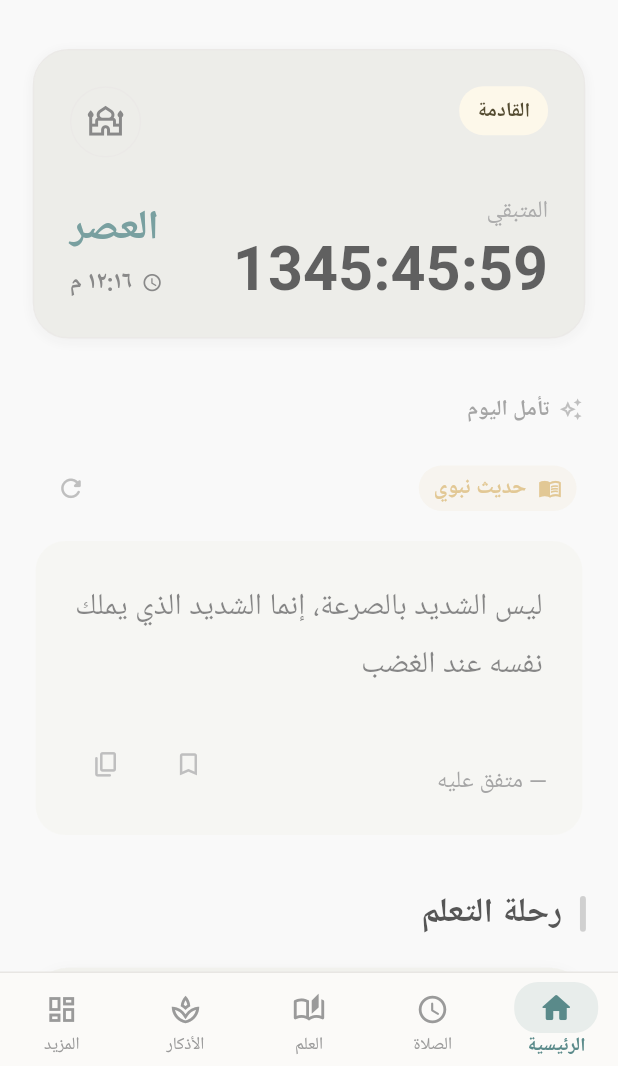
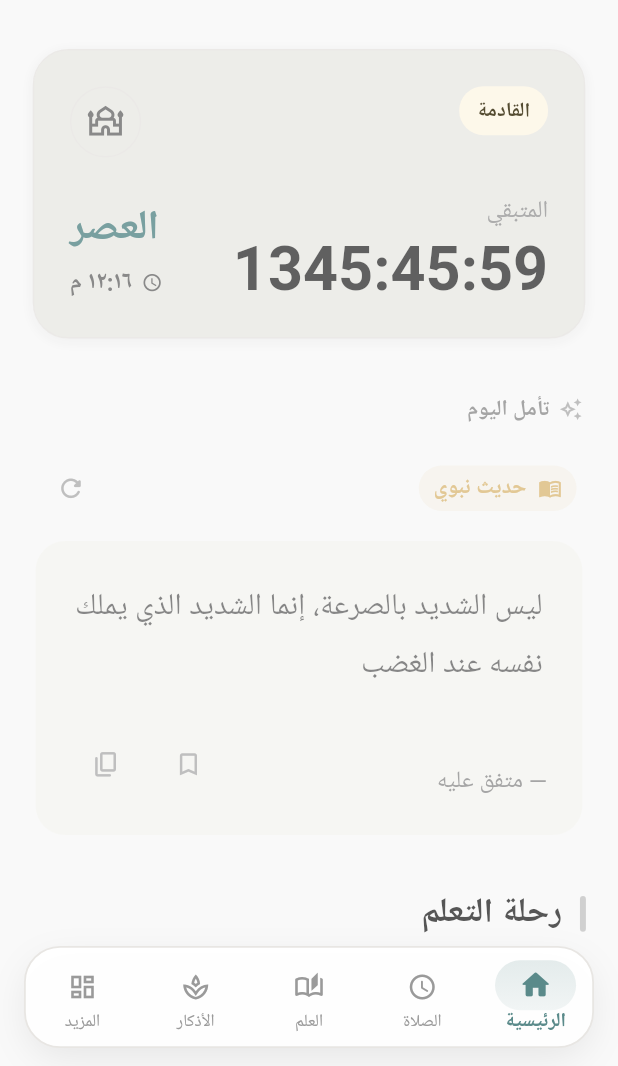
Before and after one commit to wacim-abdellli/talib_ilm, a Flutter app: the screen it shows after launch, on a phone screen of 412 x 824 dp, the part 170-1236 px from its top. Run offline on Flutter 3.47's test engine with Material 3 defaults, Android fonts, the phone set to English and light mode, and no system bars; our stand-ins replace adhan, flutter_compass, flutter_local_notifications, flutter_timezone, geocoding, geolocator and 9 more; missing offline and left inert: quran, quran_library, syncfusion_flutter_pdfviewer; accounts and stored records are empty; network calls fail; Roboto replaces fonts that are missing (Cairo); project files that could hold a hidden picture were left out.

Commit message:
feat(ui): elevate bottom navigation to floating frosted-glass dock with glowing indicators

```diff
--- a/lib/shared/navigation/app_shell.dart
+++ b/lib/shared/navigation/app_shell.dart
@@ -1,7 +1,6 @@
 import 'package:flutter/material.dart';
 import 'package:flutter/services.dart';
 
-import '../../app/theme/app_colors.dart';
 import '../../app/theme/app_ui.dart';
 import '../../app/theme/theme_colors.dart';
 
@@ -59,8 +58,6 @@ class _AppShellState extends State<AppShell> {
     ];
 
     final isDark = context.isDark;
-    final navBg = isDark ? AppColors.darkBackground : AppColors.background;
-    final navBorder = context.outlineVariantColor;
 
     return Scaffold(
       extendBody: true,
@@ -75,15 +72,32 @@ class _AppShellState extends State<AppShell> {
           );
         }),
       ),
-      bottomNavigationBar: Container(
+      bottomNavigationBar: SafeArea(
+        top: false,
+        child: Padding(
+          padding: const EdgeInsets.fromLTRB(16, 0, 16, 12),
+          child: Container(
+            height: 68,
             decoration: BoxDecoration(
-          color: navBg,
-          border: Border(top: BorderSide(color: navBorder, width: 1)),
+              color: isDark
+                  ? const Color(0xFF182222).withValues(alpha: 0.95)
+                  : Colors.white.withValues(alpha: 0.96),
+              borderRadius: BorderRadius.circular(24),
+              border: Border.all(
+                color: isDark
+                    ? context.primaryColor.withValues(alpha: 0.25)
+                    : context.outlineVariantColor,
+                width: 1.2,
               ),
-        child: SafeArea(
-          top: false,
-          child: SizedBox(
-            height: 62,
+              boxShadow: [
+                BoxShadow(
+                  color: Colors.black.withValues(alpha: isDark ? 0.45 : 0.08),
+                  blurRadius: 20,
+                  offset: const Offset(0, 8),
+                  spreadRadius: -2,
+                ),
+              ],
+            ),
             child: Row(
               mainAxisAlignment: MainAxisAlignment.spaceEvenly,
               children: [
@@ -144,6 +158,10 @@ class _AppShellState extends State<AppShell> {
           setState(() => _currentIndex = index);
         },
         behavior: HitTestBehavior.opaque,
+        child: AnimatedScale(
+          scale: isActive ? 1.04 : 1.0,
+          duration: const Duration(milliseconds: 200),
+          curve: Curves.easeOutCubic,
           child: Column(
             mainAxisAlignment: MainAxisAlignment.center,
             mainAxisSize: MainAxisSize.min,
@@ -151,23 +169,28 @@ class _AppShellState extends State<AppShell> {
               AnimatedContainer(
                 duration: const Duration(milliseconds: 250),
                 curve: Curves.easeOutCubic,
-              width: isActive ? 56 : 44,
-              padding: const EdgeInsets.symmetric(horizontal: 10, vertical: 5),
+                width: isActive ? 52 : 40,
+                height: 32,
                 decoration: BoxDecoration(
-                color: isActive
-                    ? (isDark
-                        ? activeColor.withValues(alpha: 0.2)
-                        : activeColor.withValues(alpha: 0.12))
-                    : Colors.transparent,
+                  gradient: isActive
+                      ? LinearGradient(
+                          colors: [
+                            activeColor.withValues(alpha: isDark ? 0.28 : 0.16),
+                            activeColor.withValues(alpha: isDark ? 0.14 : 0.08),
+                          ],
+                          begin: Alignment.topCenter,
+                          end: Alignment.bottomCenter,
+                        )
+                      : null,
                   borderRadius: BorderRadius.circular(16),
                 ),
                 child: Icon(
                   isActive ? activeIcon : inactiveIcon,
-                size: isActive ? 24 : 22,
+                  size: isActive ? 22 : 20,
                   color: isActive ? activeColor : inactiveColor,
                 ),
               ),
-            const SizedBox(height: 3),
+              const SizedBox(height: 2),
               AnimatedDefaultTextStyle(
                 duration: const Duration(milliseconds: 250),
                 curve: Curves.easeOutCubic,
@@ -178,9 +201,14 @@ class _AppShellState extends State<AppShell> {
                   height: 1,
                   fontFamily: 'Cairo',
                 ),
-              child: Text(label, overflow: TextOverflow.ellipsis, maxLines: 1),
+                child: Text(
+                  label,
+                  overflow: TextOverflow.ellipsis,
+                  maxLines: 1,
+                ),
               ),
             ],
+          ),
         ),
       ),
     );
```
Lines whose indentation alone changed are shown as unchanged.
